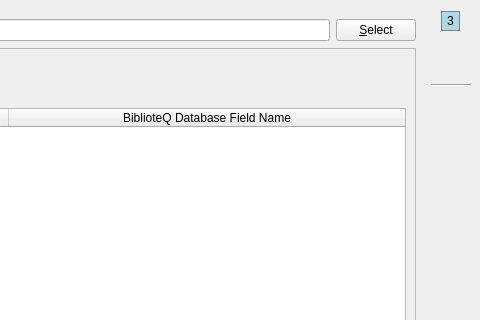
This is UI/biblioteq_import.ui in textbrowser/biblioteq as Qt 5 draws it before an edit; both pictures show x 220 to 700 and y 0 to 320 of the 700 by 450 pixel window. The edited form follows.
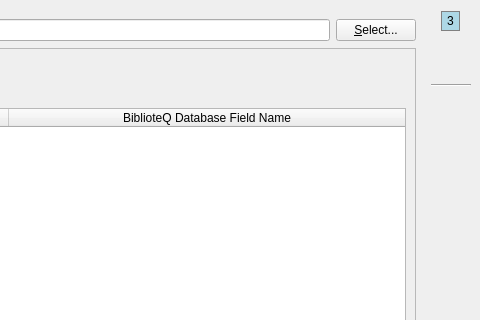
This is the edited form. Icons and pictures are not drawn.

```diff
--- a/UI/biblioteq_import.ui
+++ b/UI/biblioteq_import.ui
@@ -62,7 +62,7 @@
          <item>
           <widget class="QPushButton" name="pushButton">
            <property name="text">
-            <string>&amp;Select</string>
+            <string>&amp;Select...</string>
            </property>
           </widget>
          </item>
```
Left out of the diff: 32 changed lines with no effect on the pictures.
